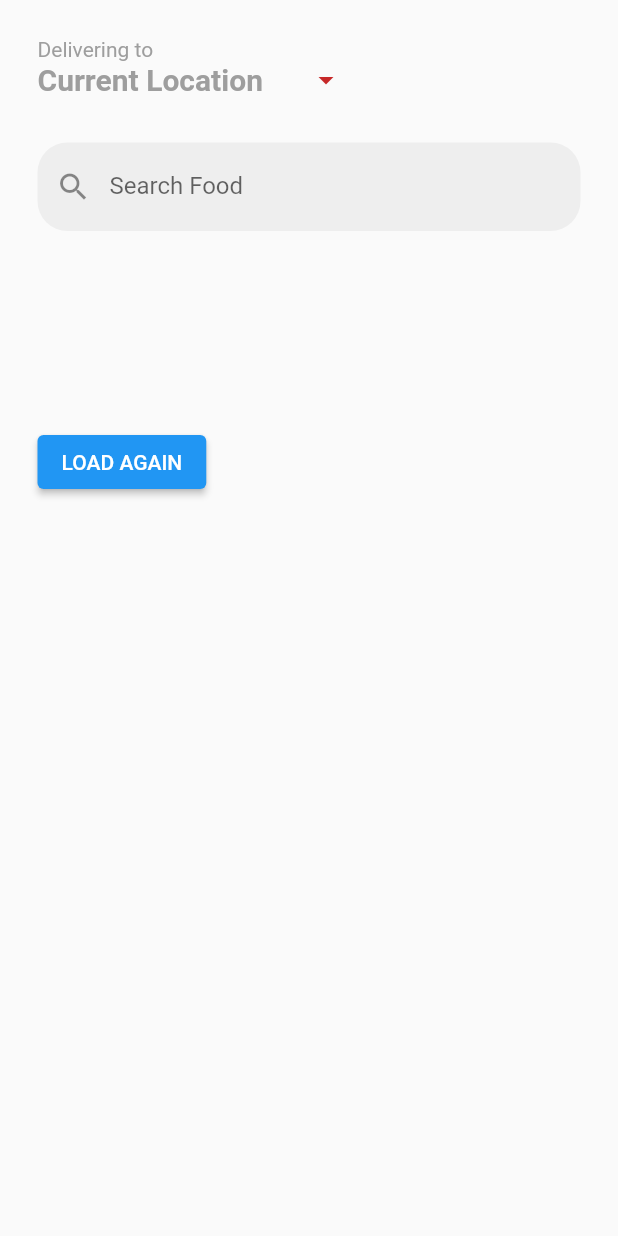
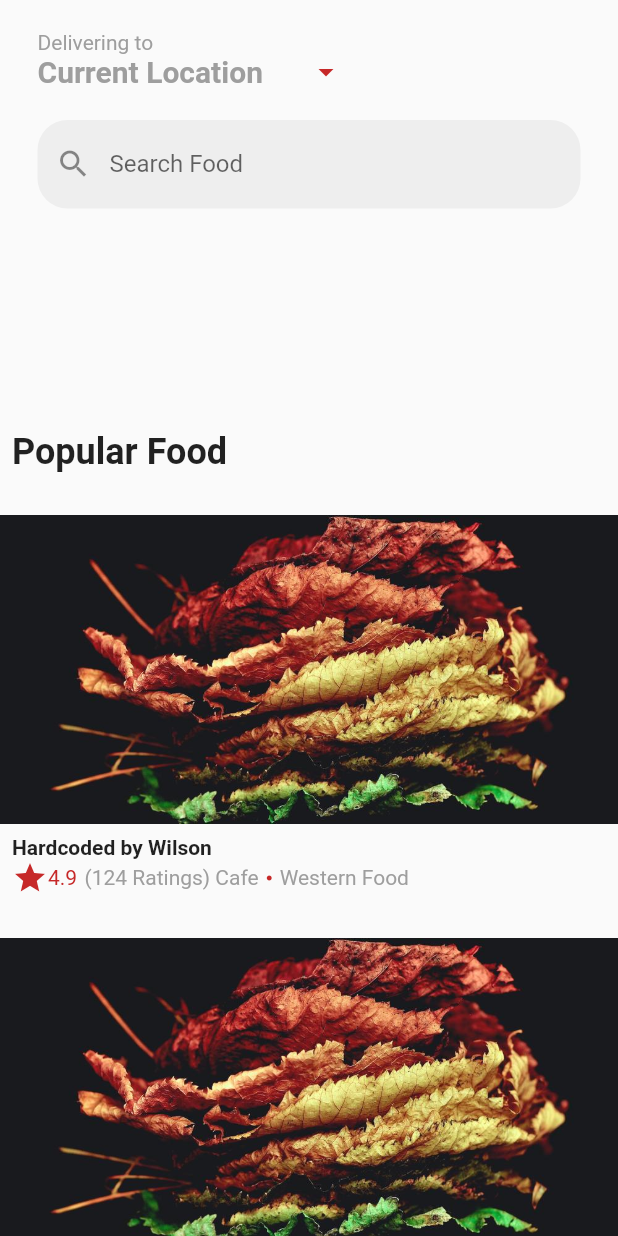
Before and after one commit to ws8149/flutter-food-delivery, a Flutter app: the LoadedPage widget shown alone on an empty page, opened directly with empty values, on a phone screen of 412 x 824 dp. Run offline on Flutter 3.47's test engine with Material 2 defaults, Android fonts, the phone set to English and light mode, and no system bars; our stand-ins replace bloc, equatable, flutter_bloc; network calls fail.

Commit message:
add hardcoded popular food

```diff
--- a/lib/pages/FoodHomePage.dart
+++ b/lib/pages/FoodHomePage.dart
@@ -75,8 +75,14 @@ class LoadedPage extends StatelessWidget {
 
   @override
   Widget build(BuildContext context) {
-    return Padding(
-      padding: EdgeInsets.all(25),
+    return SingleChildScrollView(
+      child: Column(
+        crossAxisAlignment: CrossAxisAlignment.start,
+        children: [
+          SizedBox(height: 20),
+
+          Padding(
+            padding: const EdgeInsets.only(left: 25,right: 25),
             child: Column(
               crossAxisAlignment: CrossAxisAlignment.start,
               children: [
@@ -96,16 +102,20 @@ class LoadedPage extends StatelessWidget {
                     Icon(Icons.arrow_drop_down, color: Colors.red.shade800)
                   ],
                 ),
+              ],
+            ),
+          ),
+          SizedBox(height: 20),
 
-          SizedBox(height: 30),
-
-          SearchBar(),
-
-          SizedBox(height: 10),
+          Padding(
+            padding: const EdgeInsets.only(left:25 , right: 25),
+            child: SearchBar(),
+          ),
 
           Container(
             height: 120,
             child: ListView.builder(
+              padding: EdgeInsets.only(left: 10, right: 10),
               itemCount: state.foodCategoryList.length,
               scrollDirection: Axis.horizontal,
               itemBuilder: (_, index) {
@@ -144,6 +154,20 @@ class LoadedPage extends StatelessWidget {
             ),
           ),
 
+          SizedBox(height: 20),
+
+          Padding(
+            padding: const EdgeInsets.all(8.0),
+            child: Text('Popular Food', style: TextStyle(fontWeight: FontWeight.bold, fontSize: 24)),
+          ),
+
+          SizedBox(height: 20),
+
+          PopularCard(),
+          SizedBox(height: 20),
+          PopularCard(),
+          SizedBox(height: 20),
+          PopularCard(),
 
           ElevatedButton(
               onPressed: () {
@@ -156,3 +180,45 @@ class LoadedPage extends StatelessWidget {
     );
   }
 }
+
+class PopularCard extends StatelessWidget {
+  const PopularCard({
+    Key? key,
+  }) : super(key: key);
+
+  @override
+  Widget build(BuildContext context) {
+    return Column(
+      children: [
+        Image(
+          image: AssetImage('lib/assets/hardcoded.jpg'),
+          width: MediaQuery.of(context).size.width,
+        ),
+
+        Padding(
+          padding: const EdgeInsets.all(8.0),
+          child: Column(
+            crossAxisAlignment: CrossAxisAlignment.start,
+            children: [
+              Text('Hardcoded by Wilson', style: TextStyle(fontWeight: FontWeight.bold)),
+
+              Row(
+                children: [
+                  Icon(Icons.star, color: Colors.red.shade800),
+                  Text('4.9', style: TextStyle(color: Colors.red.shade800)),
+                  SizedBox(width: 5),
+                  Text('(124 Ratings) Cafe', style: TextStyle(color: Colors.grey)),
+                  SizedBox(width: 5),
+                  Icon(Icons.circle, color: Colors.red.shade800, size: 4),
+                  SizedBox(width: 5),
+                  Text('Western Food', style: TextStyle(color: Colors.grey)),
+                ],
+              )
+            ],
+          ),
+        )
+
+      ],
+    );
+  }
+}
```
Also changed, not shown: lib/assets/hardcoded.jpg (added). Lines whose indentation alone changed are shown as unchanged.
